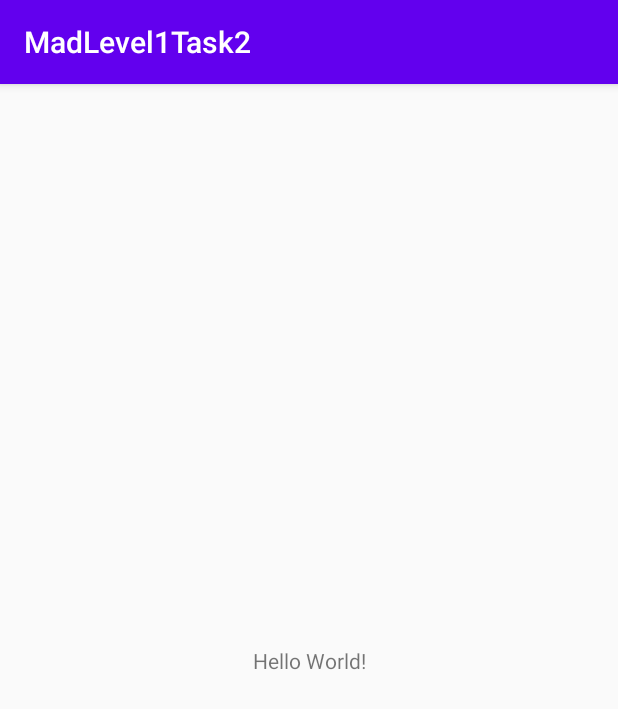
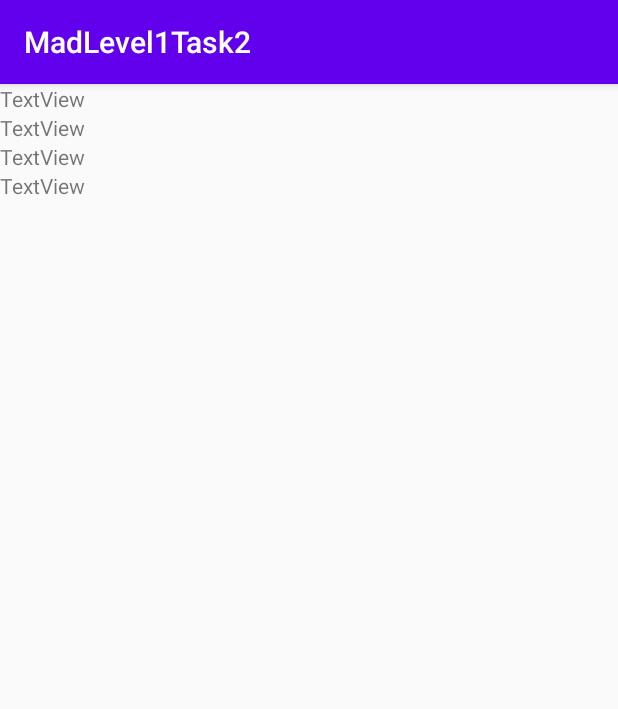
Before and after one commit to skanibani/MadLevel1Task2, an Android app: the screen it shows after launch (MainActivity), on a phone screen of 412 x 824 dp. Shown: the top 709 px of the screen. Run offline under Robolectric (Android 15) with nearby library versions, the phone set to English and light mode, and no system bars.

Commit message:
Add strings values and TableLayout

```diff
--- a/app/src/main/res/layout/activity_main.xml
+++ b/app/src/main/res/layout/activity_main.xml
@@ -6,13 +6,52 @@
     android:layout_height="match_parent"
     tools:context=".MainActivity">
 
-    <TextView
-        android:layout_width="wrap_content"
-        android:layout_height="wrap_content"
-        android:text="Hello World!"
-        app:layout_constraintBottom_toBottomOf="parent"
-        app:layout_constraintLeft_toLeftOf="parent"
-        app:layout_constraintRight_toRightOf="parent"
-        app:layout_constraintTop_toTopOf="parent" />
+    <TableLayout
+        android:layout_width="match_parent"
+        android:layout_height="match_parent">
 
+        <TableRow
+            android:layout_width="match_parent"
+            android:layout_height="match_parent" >
+
+            <TextView
+                android:id="@+id/textView"
+                android:layout_width="wrap_content"
+                android:layout_height="wrap_content"
+                android:text="TextView" />
+        </TableRow>
+
+        <TableRow
+            android:layout_width="match_parent"
+            android:layout_height="match_parent" >
+
+            <TextView
+                android:id="@+id/textView2"
+                android:layout_width="wrap_content"
+                android:layout_height="wrap_content"
+                android:text="TextView" />
+        </TableRow>
+
+        <TableRow
+            android:layout_width="match_parent"
+            android:layout_height="match_parent" >
+
+            <TextView
+                android:id="@+id/textView3"
+                android:layout_width="wrap_content"
+                android:layout_height="wrap_content"
+                android:text="TextView" />
+        </TableRow>
+
+        <TableRow
+            android:layout_width="match_parent"
+            android:layout_height="match_parent" >
+
+            <TextView
+                android:id="@+id/textView4"
+                android:layout_width="wrap_content"
+                android:layout_height="wrap_content"
+                android:text="TextView" />
+        </TableRow>
+    </TableLayout>
 </androidx.constraintlayout.widget.ConstraintLayout>
--- a/app/src/main/res/values/strings.xml
+++ b/app/src/main/res/values/strings.xml
@@ -1,3 +1,9 @@
 <resources>
     <string name="app_name">MadLevel1Task2</string>
+    <string name="title_conjunction">Conjunction (AND)</string>
+    <string name="a">A</string>
+    <string name="b">B</string>
+    <string name="a_b">A ^ B</string>
+    <string name="text_true">T</string>
+    <string name="text_false">F</string>
 </resources>
```
